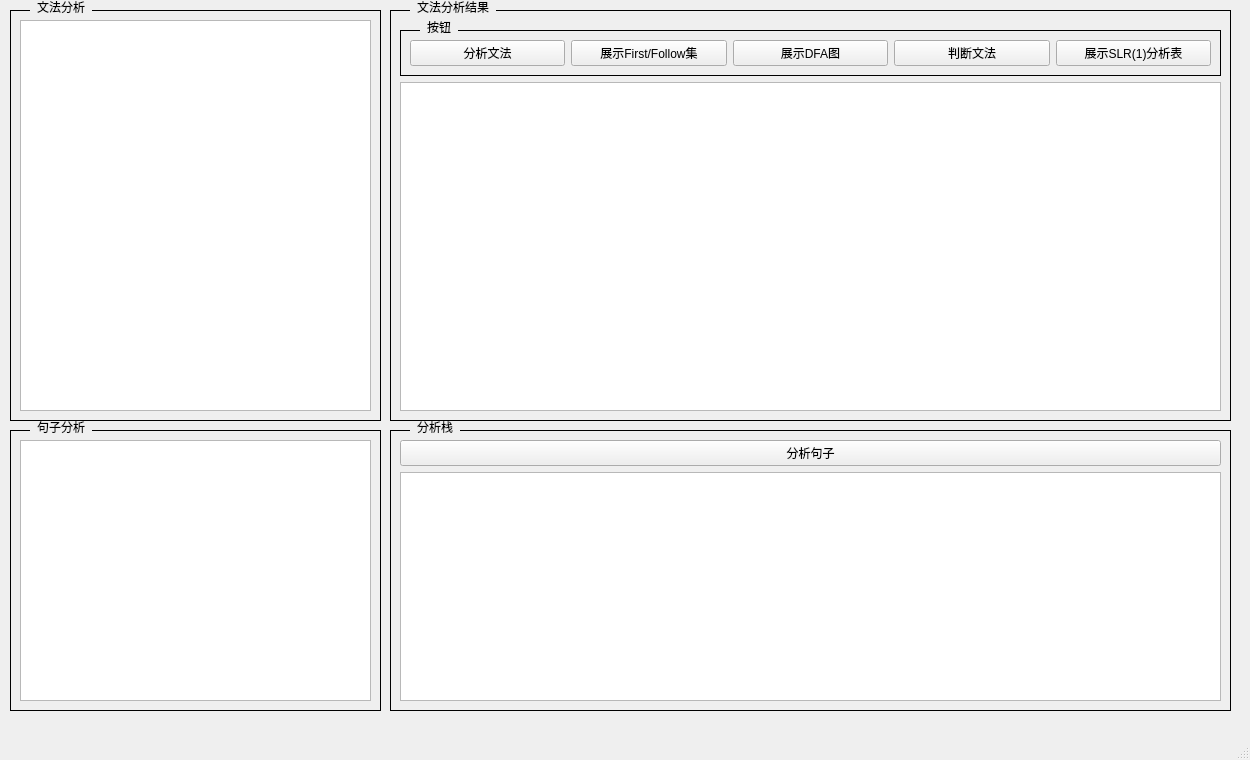
Old version of the form demo/mainwindow.ui in the repository jiajieZeng/SLR_1.
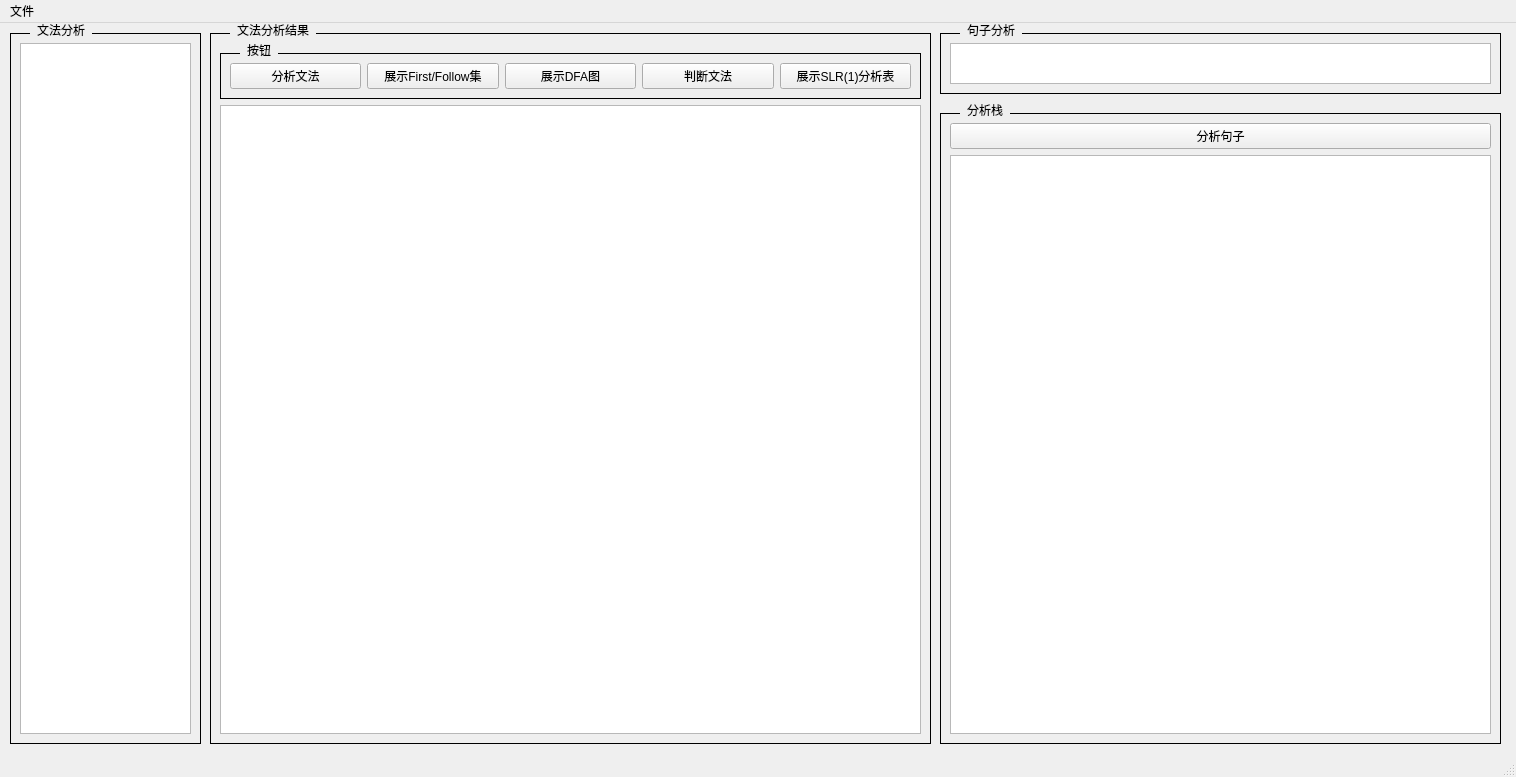
New version of the form.

What changed in the file:
```diff
--- a/demo/mainwindow.ui
+++ b/demo/mainwindow.ui
@@ -6,8 +6,8 @@
    <rect>
     <x>0</x>
     <y>0</y>
-    <width>1250</width>
-    <height>760</height>
+    <width>1516</width>
+    <height>777</height>
    </rect>
   </property>
   <property name="windowTitle">
@@ -19,8 +19,8 @@
      <rect>
       <x>10</x>
       <y>0</y>
-      <width>371</width>
-      <height>421</height>
+      <width>191</width>
+      <height>721</height>
      </rect>
     </property>
     <property name="styleSheet">
@@ -50,10 +50,10 @@
    <widget class="QGroupBox" name="groupBox_2">
     <property name="geometry">
      <rect>
-      <x>10</x>
-      <y>420</y>
-      <width>371</width>
-      <height>291</height>
+      <x>940</x>
+      <y>0</y>
+      <width>561</width>
+      <height>71</height>
      </rect>
     </property>
     <property name="styleSheet">
@@ -83,10 +83,10 @@
    <widget class="QGroupBox" name="groupBox_3">
     <property name="geometry">
      <rect>
-      <x>390</x>
+      <x>210</x>
       <y>0</y>
-      <width>841</width>
-      <height>421</height>
+      <width>721</width>
+      <height>721</height>
      </rect>
     </property>
     <property name="styleSheet">
@@ -160,10 +160,10 @@
    <widget class="QGroupBox" name="groupBox_5">
     <property name="geometry">
      <rect>
-      <x>390</x>
-      <y>420</y>
-      <width>841</width>
-      <height>291</height>
+      <x>940</x>
+      <y>80</y>
+      <width>561</width>
+      <height>641</height>
      </rect>
     </property>
     <property name="styleSheet">
@@ -203,10 +203,20 @@
     <rect>
      <x>0</x>
      <y>0</y>
-     <width>1250</width>
+     <width>1516</width>
      <height>21</height>
     </rect>
    </property>
+   <widget class="QMenu" name="menu">
+    <property name="title">
+     <string>文件</string>
+    </property>
+    <addaction name="openGrammar"/>
+    <addaction name="saveGrammar"/>
+    <addaction name="openSentence"/>
+    <addaction name="saveSentence"/>
+   </widget>
+   <addaction name="menu"/>
   </widget>
   <widget class="QStatusBar" name="statusbar"/>
  </widget>
```
Left out of the diff: 20 changed lines with no effect on the pictures.
